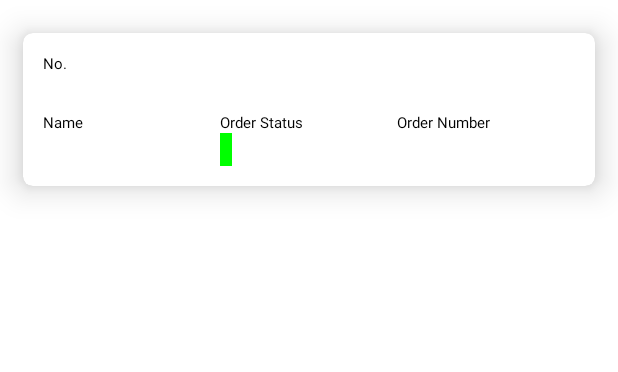
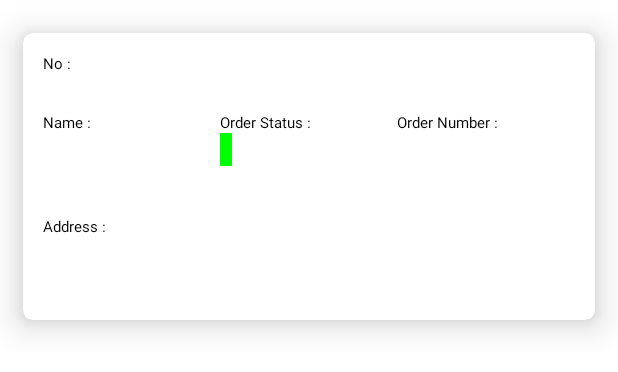
Before and after one commit to yagnikbinarygeckos/The_Imperial_Palace, an Android app: the layout order_list.xml on its own in the app's theme, with its tools: preview values and no code run, on a phone screen of 412 x 824 dp. Shown: the top 372 px of the screen. Run offline under Robolectric (Android 15) with nearby library versions, the phone set to English and light mode, and no system bars.

Commit message:
Set name,address

```diff
--- a/app/src/main/java/com/app/theimperialpalace/ListOfOrderAdapter.java
+++ b/app/src/main/java/com/app/theimperialpalace/ListOfOrderAdapter.java
@@ -60,6 +60,10 @@ public class ListOfOrderAdapter extends RecyclerView.Adapter<ListOfOrderAdapter.
         holder.tv_orderNo.setText(arrayList.get(position).getOrderNo());
         //holder.tv_status.setText(arrayList.get(position).getStatus());
 
+        holder.tv_address1.setText(arrayList.get(position).getAddress1());
+        holder.tv_address2.setText(arrayList.get(position).getAddress2());
+        holder.tv_landmark.setText(arrayList.get(position).getLandmark());
+
         if (arrayList.get(position).getStatus().equalsIgnoreCase("0")){
             holder.tv_status.setText("Pendding");
 
@@ -106,7 +110,7 @@ public class ListOfOrderAdapter extends RecyclerView.Adapter<ListOfOrderAdapter.
     }
     public class ListOfOrderViewHolder extends RecyclerView.ViewHolder {
         RecyclerView rv_orderDetails;
-        TextView tv_orderId,tv_name,tv_orderNo,tv_status;
+        TextView tv_orderId,tv_name,tv_orderNo,tv_status,tv_address1,tv_address2,tv_landmark;
         CardView card_view;
         public ListOfOrderViewHolder(@NonNull  View itemView) {
             super(itemView);
@@ -116,6 +120,9 @@ public class ListOfOrderAdapter extends RecyclerView.Adapter<ListOfOrderAdapter.
             tv_status = itemView.findViewById(R.id.tv_status);
             card_view = itemView.findViewById(R.id.card_view);
             rv_orderDetails = itemView.findViewById(R.id.rv_orderDetails);
+            tv_address1 = itemView.findViewById(R.id.tv_address1);
+            tv_address2 = itemView.findViewById(R.id.tv_address2);
+            tv_landmark = itemView.findViewById(R.id.tv_landmark);
         }
     }
 
--- a/app/src/main/java/com/app/theimperialpalace/Network/WebApi.java
+++ b/app/src/main/java/com/app/theimperialpalace/Network/WebApi.java
@@ -33,10 +33,7 @@ public interface WebApi {
     @POST("imp/apis/hotel/orders/user_pending_orders")
     Call<ListOfOrderResponse> order_List(
                                         @Field("user_id") String user_id);
-    @FormUrlEncoded
-    @POST("imp/apis/hotel/orders/user_pending_orders")
-    Call<ListOfOrderResponse.ProductDetail> order_List_details(
-            @Field("user_id") String user_id);
+
 
     @FormUrlEncoded
     @POST("imp/apis/hotel/orders/my_notification")
--- a/app/src/main/java/com/app/theimperialpalace/Utils/MyFirebaseMessaging.java
+++ b/app/src/main/java/com/app/theimperialpalace/Utils/MyFirebaseMessaging.java
@@ -64,9 +64,7 @@ public class MyFirebaseMessaging extends FirebaseMessagingService {
             mp =MediaPlayer.create(getApplicationContext(), R.raw.notificationrington);
             mp.start();*/
 
-            Notification notification = mBuilder.build();
-            notification.sound = Uri.parse("android.resource://"
-                    + getApplicationContext().getPackageName() + "/" + R.raw.notificationrington);
+
 
             TaskStackBuilder stackBuilder = TaskStackBuilder.create(getApplicationContext());
             Intent intent = new Intent(getApplicationContext(), ListOfOrderActivity.class);
--- a/app/src/main/res/layout/order_list.xml
+++ b/app/src/main/res/layout/order_list.xml
@@ -41,7 +41,7 @@
                         <TextView
                             android:layout_width="wrap_content"
                             android:layout_height="wrap_content"
-                            android:text="No."
+                            android:text="No : "
                             android:textColor="@color/black"
                             android:textSize="10sp"/>
                         <TextView
@@ -60,7 +60,7 @@
                         <TextView
                             android:layout_width="wrap_content"
                             android:layout_height="wrap_content"
-                            android:text="Name"
+                            android:text="Name : "
                             android:textColor="@color/black"
                             android:textSize="10sp"/>
                         <TextView
@@ -111,7 +111,7 @@
                         <TextView
                             android:layout_width="wrap_content"
                             android:layout_height="wrap_content"
-                            android:text="Order Status"
+                            android:text="Order Status : "
                             android:textColor="@color/black"
                             android:textSize="10sp"/>
 
@@ -163,7 +163,7 @@
                         <TextView
                             android:layout_width="wrap_content"
                             android:layout_height="wrap_content"
-                            android:text="Order Number"
+                            android:text="Order Number : "
                             android:textColor="@color/black"
                             android:textSize="10sp"/>
                         <TextView
@@ -181,6 +181,65 @@
 
 
                 </LinearLayout>
+
+
+
+            </LinearLayout>
+
+            <LinearLayout
+                android:layout_width="match_parent"
+                android:layout_height="wrap_content"
+                android:padding="@dimen/_10sdp"
+                android:orientation="horizontal">
+
+
+                <LinearLayout
+                    android:layout_width="0dp"
+                    android:layout_height="wrap_content"
+                    android:orientation="vertical"
+                    android:layout_weight="1">
+
+
+                    <LinearLayout
+                        android:layout_width="wrap_content"
+                        android:layout_height="wrap_content"
+                        android:layout_marginTop="@dimen/_5sdp"
+                        android:orientation="vertical">
+                        <TextView
+                            android:layout_width="wrap_content"
+                            android:layout_height="wrap_content"
+                            android:text="Address : "
+                            android:textColor="@color/black"
+                            android:textSize="10sp"/>
+                        <TextView
+                            android:layout_width="wrap_content"
+                            android:layout_height="wrap_content"
+                            android:id="@+id/tv_address1"
+                            android:text=""
+                            android:textColor="@color/black"
+                            android:textSize="10sp"/>
+                        <TextView
+                            android:layout_width="wrap_content"
+                            android:layout_height="wrap_content"
+                            android:id="@+id/tv_address2"
+                            android:text=""
+                            android:textColor="@color/black"
+                            android:textSize="10sp"/>
+                        <TextView
+                            android:layout_width="wrap_content"
+                            android:layout_height="wrap_content"
+                            android:id="@+id/tv_landmark"
+                            android:text=""
+                            android:textColor="@color/black"
+                            android:textSize="10sp"/>
+                    </LinearLayout>
+
+
+
+
+
+                </LinearLayout>
+
 
 
 
```
